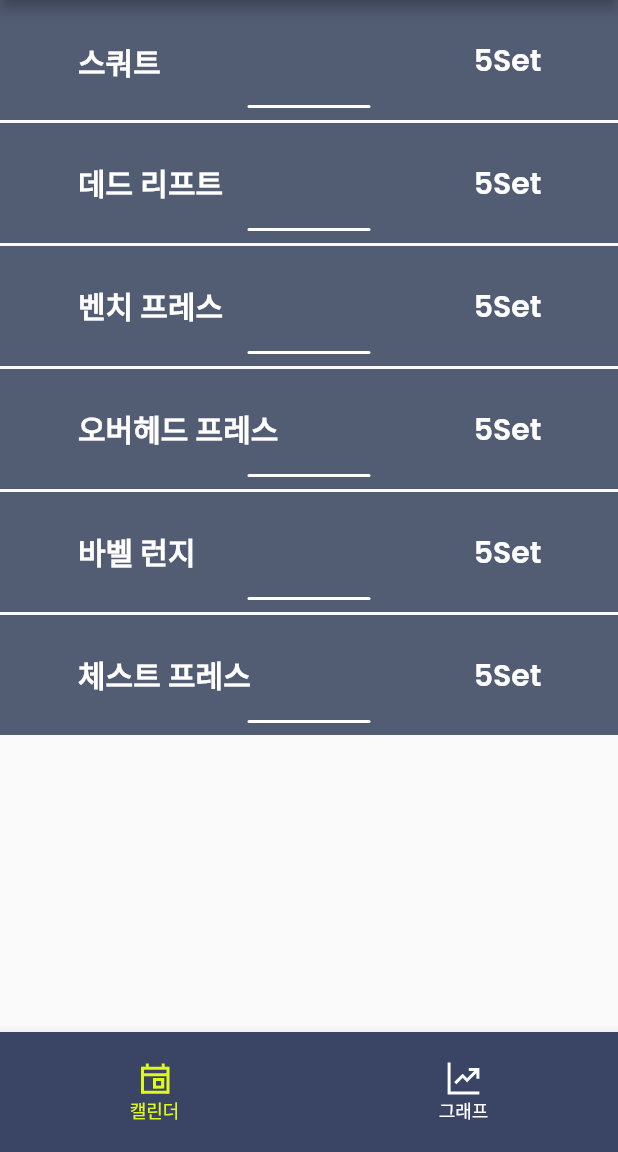
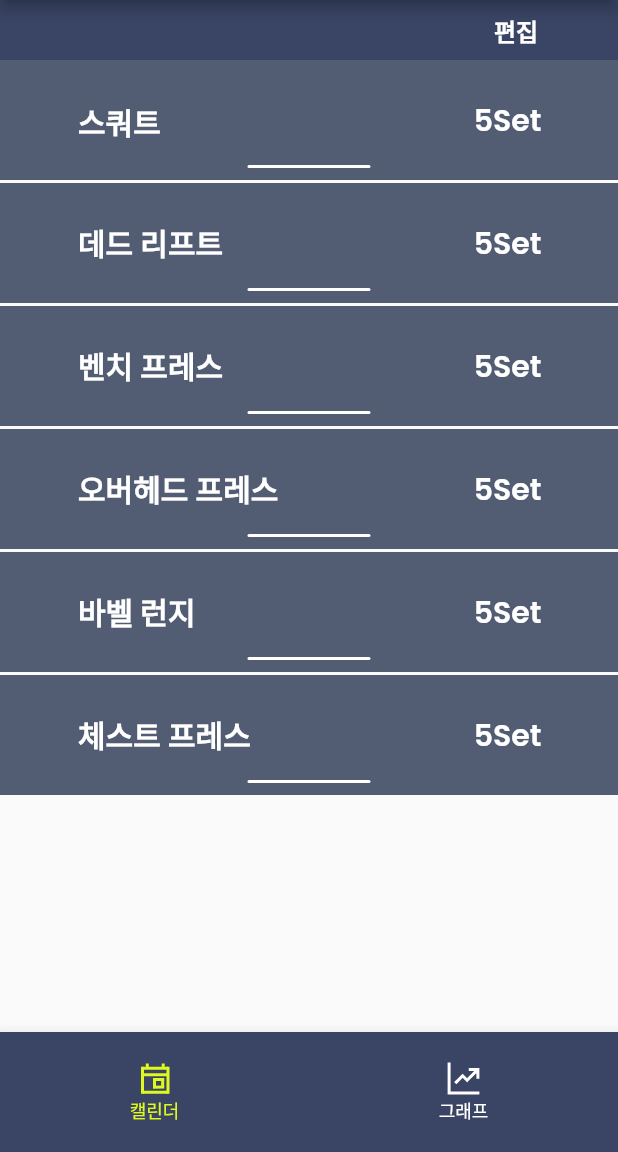
Before and after one commit to jeomgymjeok-gwabuha/jeomgymjeok_gwabuha_front_mobile, a Flutter app: the screen it shows after launch, on a phone screen of 412 x 824 dp, the part 84-1236 px from its top. Run offline on Flutter 3.47's test engine with Material 2 defaults, Android fonts, the phone set to English and light mode, and no system bars; our stand-ins replace flutter_svg, google_fonts.

Commit message:
publish edit bar in calendar-screen

```diff
--- a/lib/screens/calender.dart
+++ b/lib/screens/calender.dart
@@ -1,5 +1,7 @@
 import 'package:flutter/material.dart';
 import 'package:jeomgymjeok_gwabuha/data/dummy_workout_list.dart';
+import 'package:jeomgymjeok_gwabuha/design/Pallete.dart';
+import 'package:jeomgymjeok_gwabuha/design/Types.dart';
 import 'package:jeomgymjeok_gwabuha/models/m_workout_item.dart';
 import 'package:jeomgymjeok_gwabuha/widgets/workout_list.dart';
 
@@ -10,8 +12,30 @@ class CalendarScreen extends StatelessWidget {
   Widget build(BuildContext context) {
     final List<MWorkoutItem> workoutList = dummyWorkoutList;
 
-    return WorkoutList(
-      list: workoutList,
+    return Column(
+      children: [
+        Container(
+          width: double.infinity,
+          height: 40,
+          color: pallete[Pallete.deepNavy],
+          alignment: Alignment.centerRight,
+          padding: const EdgeInsets.symmetric(horizontal: 36),
+          child: TextButton(
+            onPressed: () {},
+            child: Text(
+              '편집',
+              style: types[Types.semi_md]!.copyWith(
+                color: pallete[Pallete.white],
+              ),
+            ),
+          ),
+        ),
+        Expanded(
+          child: WorkoutList(
+            list: workoutList,
+          ),
+        ),
+      ],
     );
   }
 }
```
Also changed, not shown: 1 other file.
